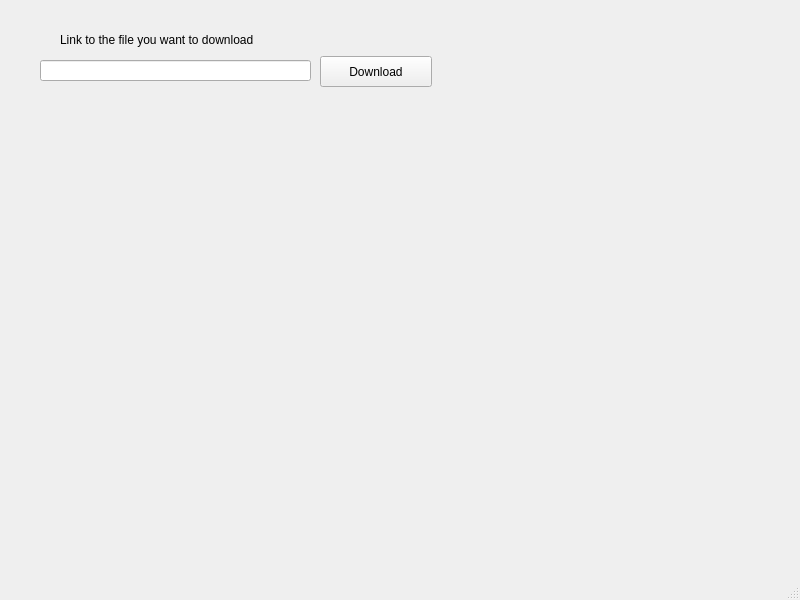
Above: forms/mainwindow.ui from DINOZYAVIER/download-manager before the change. Below: the same form after it.
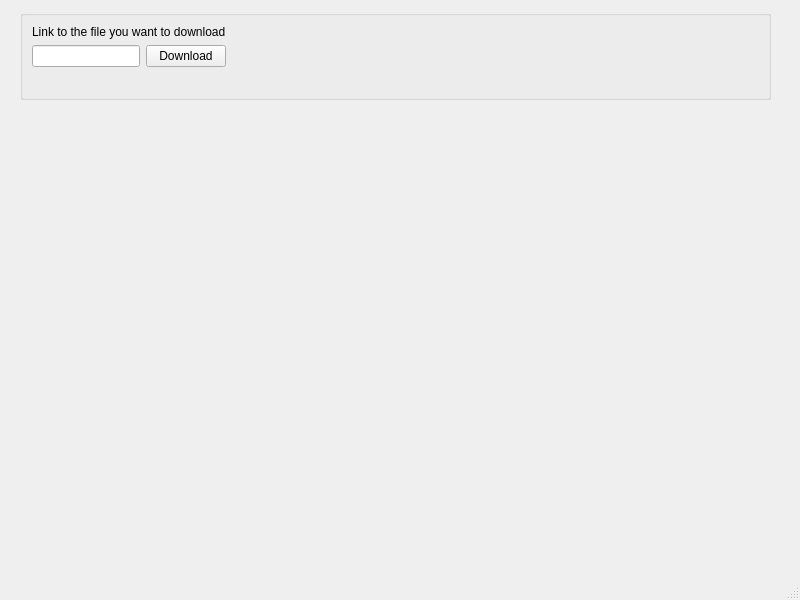
That is the form after the change.

Commit message: Add layout and add openssl path

The edit to the form file:
```diff
--- a/forms/mainwindow.ui
+++ b/forms/mainwindow.ui
@@ -14,41 +14,52 @@
    <string>MainWindow</string>
   </property>
   <widget class="QWidget" name="centralwidget">
-   <widget class="QLineEdit" name="PathEdit">
+   <widget class="QGroupBox" name="groupBox">
     <property name="geometry">
      <rect>
-      <x>40</x>
-      <y>60</y>
-      <width>271</width>
-      <height>21</height>
+      <x>20</x>
+      <y>10</y>
+      <width>751</width>
+      <height>90</height>
      </rect>
     </property>
-   </widget>
+    <property name="title">
+     <string/>
+    </property>
+    <layout class="QFormLayout" name="formLayout">
+     <item row="0" column="0">
+      <layout class="QVBoxLayout" name="verticalLayout">
+       <item>
    <widget class="QLabel" name="PathLabel">
-    <property name="geometry">
-     <rect>
-      <x>60</x>
-      <y>30</y>
-      <width>231</width>
-      <height>20</height>
-     </rect>
-    </property>
     <property name="text">
      <string>Link to the file you want to download</string>
     </property>
    </widget>
+       </item>
+       <item>
+        <layout class="QHBoxLayout" name="horizontalLayout">
+         <item>
+          <widget class="QLineEdit" name="PathEdit">
+           <property name="sizePolicy">
+            <sizepolicy hsizetype="Expanding" vsizetype="Fixed">
+             <horstretch>0</horstretch>
+             <verstretch>0</verstretch>
+            </sizepolicy>
+           </property>
+          </widget>
+         </item>
+         <item>
    <widget class="QPushButton" name="downloadButton">
-    <property name="geometry">
-     <rect>
-      <x>320</x>
-      <y>56</y>
-      <width>112</width>
-      <height>31</height>
-     </rect>
-    </property>
     <property name="text">
      <string>Download</string>
     </property>
+          </widget>
+         </item>
+        </layout>
+       </item>
+      </layout>
+     </item>
+    </layout>
    </widget>
   </widget>
   <widget class="QMenuBar" name="menubar">
```
Lines whose indentation alone changed are shown as unchanged. The commit also changes 4 other files.
